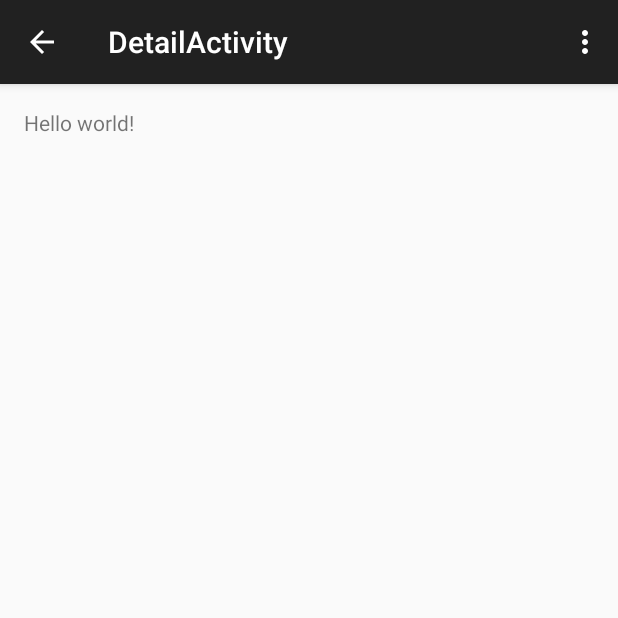
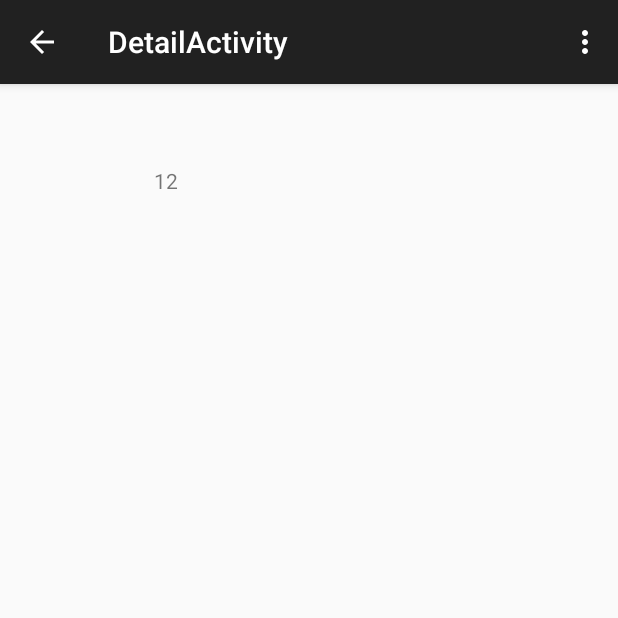
Before and after one commit to zacharytamas/android-sunshine, an Android app: the DetailActivityFragment screen opened directly, with no data from a screen before it, on a phone screen of 412 x 824 dp, the top half of it. Run offline under Robolectric (Android 15) with nearby library versions, the phone set to English and light mode, and no system bars; 1 statement that could not run was skipped.

Commit message:
Way too much work again. I've about given up making incremental commits until I'm more familiar with what I'm doing.

```diff
--- a/app/src/main/res/layout/fragment_detail.xml
+++ b/app/src/main/res/layout/fragment_detail.xml
@@ -1,4 +1,4 @@
-<RelativeLayout xmlns:android="http://schemas.android.com/apk/res/android"
+<ScrollView xmlns:android="http://schemas.android.com/apk/res/android"
     xmlns:tools="http://schemas.android.com/tools" android:layout_width="match_parent"
     android:layout_height="match_parent" android:paddingLeft="@dimen/activity_horizontal_margin"
     android:paddingRight="@dimen/activity_horizontal_margin"
@@ -6,9 +6,74 @@
     android:paddingBottom="@dimen/activity_vertical_margin"
     tools:context="com.zacharytamas.sunshine.app.DetailActivityFragment">
 
-    <TextView android:id="@+id/fragment_detail_forecast"
-        android:text="@string/hello_world"
-        android:layout_width="wrap_content"
-        android:layout_height="wrap_content" />
+    <LinearLayout
+        android:layout_width="fill_parent"
+        android:layout_height="wrap_content"
+        android:orientation="vertical">
 
-</RelativeLayout>
+        <TextView android:id="@+id/forecast_detail_date"
+            android:layout_weight="1"
+            android:layout_width="wrap_content"
+            android:layout_height="0dp"
+            android:layout_gravity="center_horizontal" />
+
+        <LinearLayout
+            android:layout_width="fill_parent"
+            android:layout_height="wrap_content">
+
+            <LinearLayout
+                android:layout_width="0dp"
+                android:layout_height="wrap_content"
+                android:orientation="vertical"
+                android:layout_weight="1">
+
+                <TextView android:id="@+id/forecast_detail_high"
+                    android:layout_width="fill_parent"
+                    android:layout_height="0dp"
+                    android:layout_weight="1"
+                    android:gravity="center" />
+
+                <TextView android:id="@+id/forecast_detail_low"
+                    android:layout_width="fill_parent"
+                    android:layout_height="0dp"
+                    android:layout_weight="1"
+                    android:text="12"
+                    android:gravity="center" />
+
+            </LinearLayout>
+
+            <LinearLayout
+                android:layout_width="0dp"
+                android:layout_height="wrap_content"
+                android:orientation="vertical"
+                android:layout_weight="1">
+
+                <ImageView android:id="@+id/forecast_detail_icon"
+                    android:layout_width="72dp"
+                    android:layout_height="72dp" />
+
+                <TextView android:id="@+id/forecast_detail_desc"
+                    android:layout_width="wrap_content"
+                    android:layout_height="wrap_content" />
+
+            </LinearLayout>
+
+        </LinearLayout>
+
+        <TextView android:id="@+id/forecast_detail_humidity"
+            android:layout_width="wrap_content"
+            android:layout_height="wrap_content" />
+
+        <TextView android:id="@+id/forecast_detail_wind"
+            android:layout_width="wrap_content"
+            android:layout_height="wrap_content" />
+
+        <TextView android:id="@+id/forecast_detail_pressure"
+            android:layout_width="wrap_content"
+            android:layout_height="wrap_content" />
+
+    </LinearLayout>
+
+
+
+</ScrollView>
```
Also changed, not shown: app/src/main/java/com/zacharytamas/sunshine/app/DetailActivityFragment.java (+38 -3 lines), app/src/main/java/com/zacharytamas/sunshine/app/ForecastAdapter.java (+52 -34 lines), app/src/main/java/com/zacharytamas/sunshine/app/Utility.java (+106 -3 lines), app/src/main/res/layout/list_item_today.xml (added, +55 -0 lines), app/src/main/res/values/strings.xml (+21 -0 lines).
